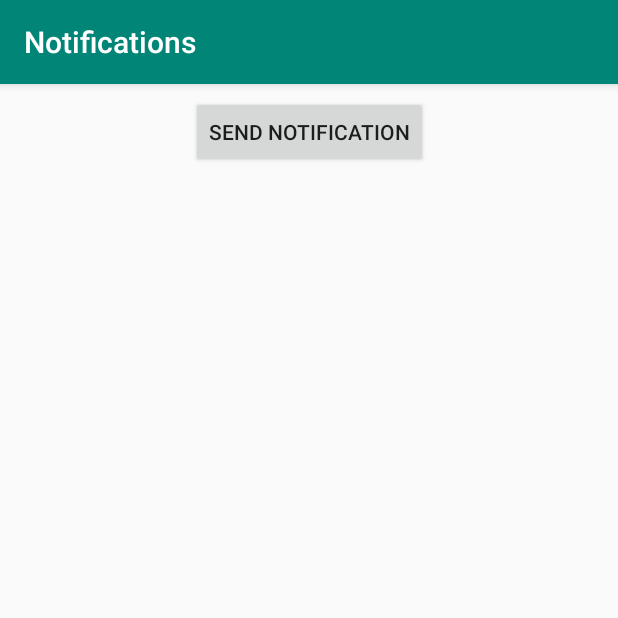
After one commit to the1812/Android-Demos, an Android app: the NotificationsActivity screen opened directly, with no data from a screen before it, on a phone screen of 412 x 824 dp, the top half of it. The commit adds this screen. Run offline under Robolectric (Android 15) with nearby library versions, the phone set to English and light mode, and no system bars.

Commit message:
Add notifications activity and message receiver.

```diff
--- a/app/src/main/AndroidManifest.xml
+++ b/app/src/main/AndroidManifest.xml
@@ -62,6 +62,9 @@
     <activity
       android:name=".files.SqlDetailsActivity"
       android:label="@string/details" />
+    <activity
+      android:name=".notifications.NotificationsActivity"
+      android:label="@string/notifications"/>
   </application>
 
 </manifest>
--- a/app/src/main/java/com/helloworld/androiddemo/MainActivity.kt
+++ b/app/src/main/java/com/helloworld/androiddemo/MainActivity.kt
@@ -6,6 +6,7 @@ import com.helloworld.androiddemo.activities.ActivitiesActivity
 import com.helloworld.androiddemo.broadcasts.BroadcastsActivity
 import com.helloworld.androiddemo.components.ComponentsActivity
 import com.helloworld.androiddemo.files.FilesActivity
+import com.helloworld.androiddemo.notifications.NotificationsActivity
 import kotlinx.android.synthetic.main.activity_main.*
 
 class MainActivity : AppCompatActivity()
@@ -24,7 +25,8 @@ class MainActivity : AppCompatActivity()
             getString(R.string.activities) to ActivitiesActivity::class.java,
             getString(R.string.components) to ComponentsActivity::class.java,
             getString(R.string.broadcasts) to BroadcastsActivity::class.java,
-            getString(R.string.files) to FilesActivity::class.java
+            getString(R.string.files) to FilesActivity::class.java,
+            getString(R.string.notifications) to NotificationsActivity::class.java
         )
         navigation.createNavigation()
     }
--- /dev/null
+++ b/app/src/main/res/layout/activity_notifications.xml
@@ -0,0 +1,44 @@
+<?xml version="1.0" encoding="utf-8"?>
+<android.support.constraint.ConstraintLayout xmlns:android="http://schemas.android.com/apk/res/android"
+  xmlns:app="http://schemas.android.com/apk/res-auto"
+  xmlns:tools="http://schemas.android.com/tools"
+  android:layout_width="match_parent"
+  android:layout_height="match_parent"
+  tools:context=".notifications.NotificationsActivity">
+
+  <Button
+    android:id="@+id/buttonSendNotification"
+    android:layout_width="wrap_content"
+    android:layout_height="wrap_content"
+    android:layout_marginStart="8dp"
+    android:layout_marginTop="8dp"
+    android:layout_marginEnd="8dp"
+    android:text="@string/send_notification"
+    app:layout_constraintEnd_toEndOf="parent"
+    app:layout_constraintStart_toStartOf="parent"
+    app:layout_constraintTop_toTopOf="parent" />
+
+  <Button
+    android:id="@+id/buttonUpdateNotification"
+    android:layout_width="wrap_content"
+    android:layout_height="wrap_content"
+    android:layout_marginStart="8dp"
+    android:layout_marginTop="8dp"
+    android:layout_marginEnd="8dp"
+    android:text="@string/update_notification"
+    android:visibility="gone"
+    app:layout_constraintEnd_toEndOf="parent"
+    app:layout_constraintStart_toStartOf="parent"
+    app:layout_constraintTop_toBottomOf="@+id/buttonSendNotification" />
+
+  <Button
+    android:id="@+id/buttonRemoveNotification"
+    android:layout_width="wrap_content"
+    android:layout_height="wrap_content"
+    android:layout_marginTop="8dp"
+    android:text="@string/remove_notification"
+    android:visibility="gone"
+    app:layout_constraintEnd_toEndOf="parent"
+    app:layout_constraintStart_toStartOf="parent"
+    app:layout_constraintTop_toBottomOf="@+id/buttonUpdateNotification" />
+</android.support.constraint.ConstraintLayout>
--- a/app/src/main/res/values/strings.xml
+++ b/app/src/main/res/values/strings.xml
@@ -32,4 +32,8 @@
   <string name="price">Price($):</string>
   <string name="delete">Delete</string>
   <string name="refresh">Refresh</string>
+  <string name="notifications">Notifications</string>
+  <string name="send_notification">Send Notification</string>
+  <string name="remove_notification">Remove Notification</string>
+  <string name="update_notification">Update Notification</string>
 </resources>
```
Also changed, not shown: app/src/main/java/com/helloworld/androiddemo/broadcasts/MessageReceiver.kt (added, +29 -0 lines), app/src/main/java/com/helloworld/androiddemo/notifications/NotificationsActivity.kt (added, +45 -0 lines).
